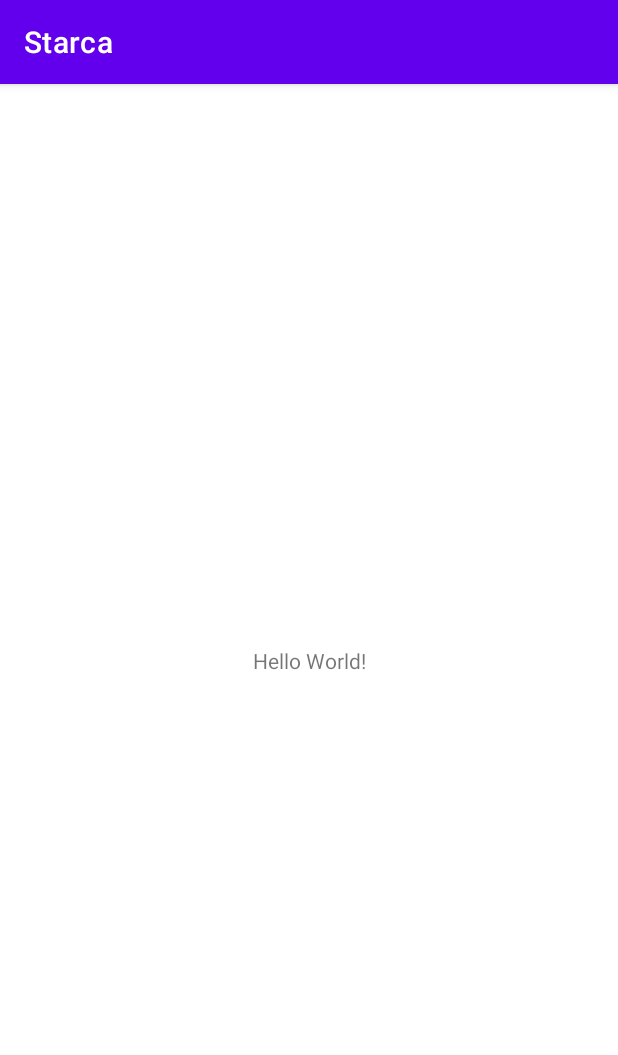
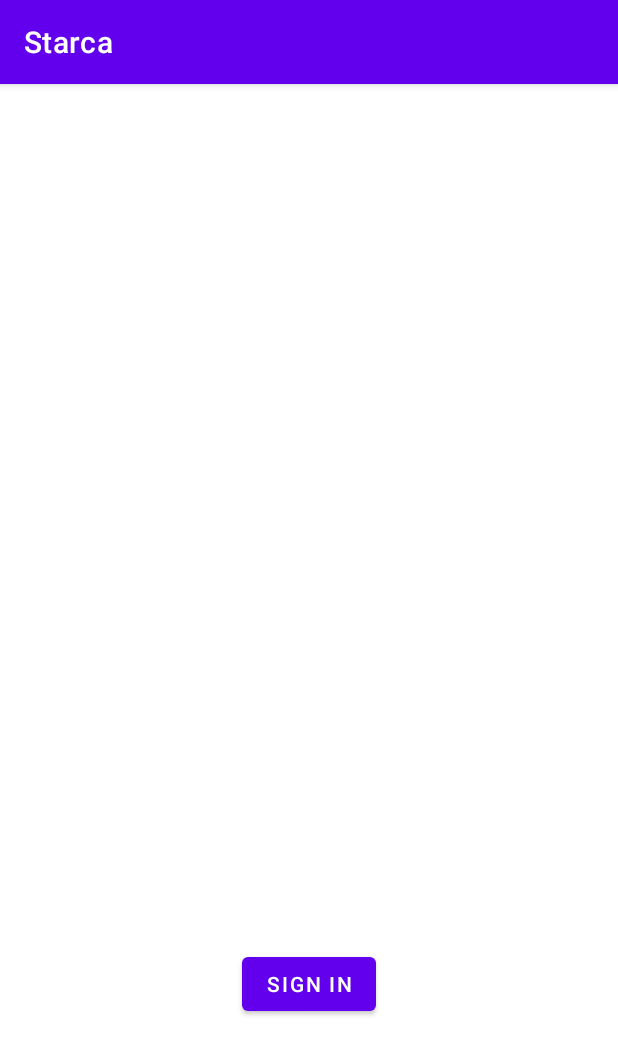
Before and after one commit to sgm28/Starca-Team-Project, an Android app: the screen it shows after launch (MainActivity before the commit, LoginActivity after it), on a phone screen of 412 x 824 dp. Shown: the top 1055 px of the screen. Run offline under Robolectric (Android 15) with nearby library versions, the phone set to English and light mode, and no system bars.

Commit message:
Added LoginActivity. Login activity transitions to MainActivity via the sign in button

```diff
--- /dev/null
+++ b/app/src/main/java/com/example/starca/LoginActivity.kt
@@ -0,0 +1,33 @@
+package com.example.starca
+
+import android.content.Intent
+import androidx.appcompat.app.AppCompatActivity
+import android.os.Bundle
+import android.widget.Button
+
+class LoginActivity : AppCompatActivity() {
+    override fun onCreate(savedInstanceState: Bundle?) {
+        super.onCreate(savedInstanceState)
+        setContentView(R.layout.activity_login)
+
+        findViewById<Button>(R.id.login_button).setOnClickListener {
+            goToMainActivity()
+        }
+    }
+
+    private fun registerUser(){
+        // TODO: finish setting up registration
+    }
+
+    private fun loginUser(){
+        // TODO: finish setting up login
+    }
+
+    private fun goToMainActivity(){
+        val intent = Intent(this@LoginActivity, MainActivity::class.java)
+        startActivity(intent)
+
+        // Finish activity we can't come back to the log in page by hitting back
+        finish()
+    }
+}
--- /dev/null
+++ b/app/src/main/res/layout/activity_login.xml
@@ -0,0 +1,20 @@
+<?xml version="1.0" encoding="utf-8"?>
+<androidx.constraintlayout.widget.ConstraintLayout xmlns:android="http://schemas.android.com/apk/res/android"
+    xmlns:app="http://schemas.android.com/apk/res-auto"
+    xmlns:tools="http://schemas.android.com/tools"
+    android:layout_width="match_parent"
+    android:layout_height="match_parent"
+    tools:context=".LoginActivity">
+
+    <Button
+        android:id="@+id/login_button"
+        android:layout_width="wrap_content"
+        android:layout_height="wrap_content"
+        android:text="@string/login_button"
+        app:layout_constraintBottom_toBottomOf="parent"
+        app:layout_constraintEnd_toEndOf="parent"
+        app:layout_constraintStart_toStartOf="parent"
+        app:layout_constraintTop_toTopOf="parent"
+        app:layout_constraintVertical_bias="0.8" />
+
+</androidx.constraintlayout.widget.ConstraintLayout>
--- a/app/src/main/res/values/strings.xml
+++ b/app/src/main/res/values/strings.xml
@@ -1,3 +1,6 @@
 <resources>
     <string name="app_name">Starca</string>
+    <string name="login_button">Sign In</string>
+    <!-- TODO: Remove or change this placeholder text -->
+    <string name="hello_blank_fragment">Hello blank fragment</string>
 </resources>
```
Also changed, not shown: app/src/main/AndroidManifest.xml (+8 -2 lines), app/src/main/java/com/example/starca/fragments/DashboardFragment.kt (added, +60 -0 lines), app/src/main/res/layout/activity_main.xml (+13 -5 lines), app/src/main/res/layout/fragment_dashboard.xml (added, +14 -0 lines).
